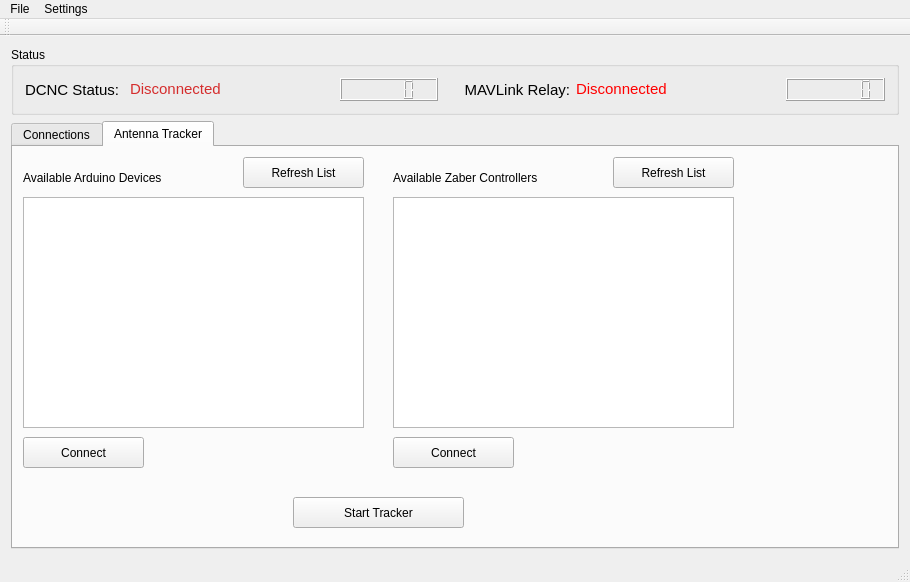
The window that gcomcontroller.ui (Rainerino/GCOM) describes before a commit, drawn with Qt 5.
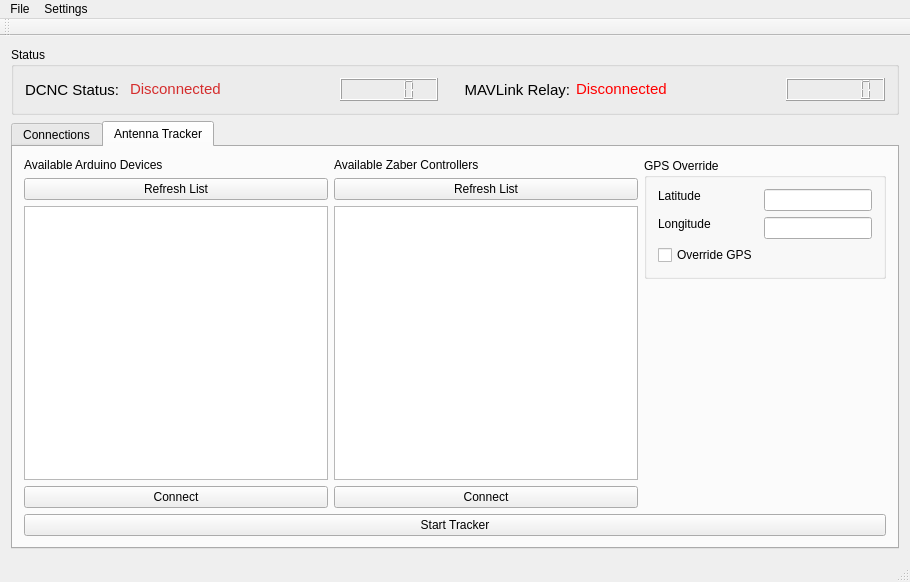
The same window after the commit.

Commit message: - created a method, retrieveStationPos, that grabs the antenna tracker's current location and sets the lat/lon - added override GPS interface in the GUI

```diff
--- a/gcomcontroller.ui
+++ b/gcomcontroller.ui
@@ -423,117 +423,111 @@
        <attribute name="title">
         <string>Antenna Tracker</string>
        </attribute>
+       <layout class="QVBoxLayout" name="verticalLayout_5">
+        <item>
+         <layout class="QHBoxLayout" name="antennaTrackerGroupHorizontal">
+          <item>
+           <layout class="QVBoxLayout" name="antennaTrackerArduinoGroup">
+            <item>
        <widget class="QLabel" name="arduinoListLable">
-        <property name="geometry">
-         <rect>
-          <x>10</x>
-          <y>20</y>
-          <width>211</width>
-          <height>21</height>
-         </rect>
-        </property>
         <property name="text">
          <string>Available Arduino Devices</string>
         </property>
        </widget>
+            </item>
+            <item>
        <widget class="QPushButton" name="arduinoRefreshButton">
-        <property name="geometry">
-         <rect>
-          <x>230</x>
-          <y>10</y>
-          <width>121</width>
-          <height>31</height>
-         </rect>
-        </property>
         <property name="text">
          <string>Refresh List</string>
         </property>
        </widget>
+            </item>
+            <item>
+             <widget class="QListWidget" name="availableArduinoPorts"/>
+            </item>
+            <item>
        <widget class="QPushButton" name="arduinoConnectButton">
-        <property name="geometry">
-         <rect>
-          <x>10</x>
-          <y>290</y>
-          <width>121</width>
-          <height>31</height>
-         </rect>
-        </property>
         <property name="text">
          <string>Connect</string>
         </property>
        </widget>
-       <widget class="QListWidget" name="availableArduinoPorts">
-        <property name="geometry">
-         <rect>
-          <x>10</x>
-          <y>50</y>
-          <width>341</width>
-          <height>231</height>
-         </rect>
-        </property>
-       </widget>
+            </item>
+           </layout>
+          </item>
+          <item>
+           <layout class="QVBoxLayout" name="antennaTrackerZaberGroup">
+            <item>
        <widget class="QLabel" name="zaberListLabel">
-        <property name="geometry">
-         <rect>
-          <x>380</x>
-          <y>20</y>
-          <width>211</width>
-          <height>21</height>
-         </rect>
-        </property>
         <property name="text">
          <string>Available Zaber Controllers</string>
         </property>
        </widget>
+            </item>
+            <item>
        <widget class="QPushButton" name="zaberRefreshButton">
-        <property name="geometry">
-         <rect>
-          <x>600</x>
-          <y>10</y>
-          <width>121</width>
-          <height>31</height>
-         </rect>
-        </property>
         <property name="text">
          <string>Refresh List</string>
         </property>
        </widget>
-       <widget class="QListWidget" name="availableZaberPorts">
-        <property name="geometry">
-         <rect>
-          <x>380</x>
-          <y>50</y>
-          <width>341</width>
-          <height>231</height>
-         </rect>
-        </property>
-       </widget>
+            </item>
+            <item>
+             <widget class="QListWidget" name="availableZaberPorts"/>
+            </item>
+            <item>
        <widget class="QPushButton" name="zaberConnectButton">
-        <property name="geometry">
-         <rect>
-          <x>380</x>
-          <y>290</y>
-          <width>121</width>
-          <height>31</height>
-         </rect>
-        </property>
         <property name="text">
          <string>Connect</string>
         </property>
        </widget>
+            </item>
+           </layout>
+          </item>
+          <item alignment="Qt::AlignLeft|Qt::AlignTop">
+           <widget class="QGroupBox" name="antennaTrackerGPSOverrideGroup">
+            <property name="title">
+             <string>GPS Override</string>
+            </property>
+            <layout class="QGridLayout" name="gridLayout_3">
+             <item row="1" column="0" alignment="Qt::AlignTop">
+              <widget class="QLabel" name="antennaTrackerLongitudeLabel">
+               <property name="text">
+                <string>Longitude</string>
+               </property>
+              </widget>
+             </item>
+             <item row="0" column="0" alignment="Qt::AlignTop">
+              <widget class="QLabel" name="antennaTrackerLatitudeLabel">
+               <property name="text">
+                <string>Latitude</string>
+               </property>
+              </widget>
+             </item>
+             <item row="2" column="0" alignment="Qt::AlignTop">
+              <widget class="QCheckBox" name="antennaTrackerGPSOverrideCheckBox">
+               <property name="text">
+                <string>Override GPS</string>
+               </property>
+              </widget>
+             </item>
+             <item row="0" column="1">
+              <widget class="QLineEdit" name="antennaTrackerLatitudeField"/>
+             </item>
+             <item row="1" column="1">
+              <widget class="QLineEdit" name="antennaTrackerLongitudeField"/>
+             </item>
+            </layout>
+           </widget>
+          </item>
+         </layout>
+        </item>
+        <item>
        <widget class="QPushButton" name="startTrackButton">
-        <property name="geometry">
-         <rect>
-          <x>280</x>
-          <y>350</y>
-          <width>171</width>
-          <height>31</height>
-         </rect>
-        </property>
         <property name="text">
          <string>Start Tracker</string>
         </property>
        </widget>
+        </item>
+       </layout>
       </widget>
      </widget>
     </item>
```
Left out of the diff: 2 changed lines with no effect on the pictures. Lines whose indentation alone changed are shown as unchanged. The commit also changes 2 other files.
